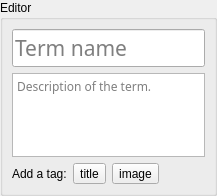
Qt form src/widgets/qtdesigner/QTermEditor.ui (aparaatti/definator) before a commit.
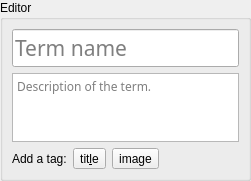
The same form after that commit.

Patch:
```diff
--- a/src/widgets/qtdesigner/QTermEditor.ui
+++ b/src/widgets/qtdesigner/QTermEditor.ui
@@ -3,6 +3,14 @@
  <author>Niko Humalamäki</author>
  <class>TermEditor</class>
  <widget class="QWidget" name="TermEditor">
+  <property name="geometry">
+   <rect>
+    <x>0</x>
+    <y>0</y>
+    <width>251</width>
+    <height>181</height>
+   </rect>
+  </property>
   <property name="windowTitle">
    <string>Form</string>
   </property>
@@ -84,7 +92,7 @@
         <item row="0" column="2">
          <widget class="QToolButton" name="addTitleToolButton">
           <property name="text">
-           <string>title</string>
+           <string>tit&amp;le</string>
           </property>
           <property name="arrowType">
            <enum>Qt::NoArrow</enum>
```
